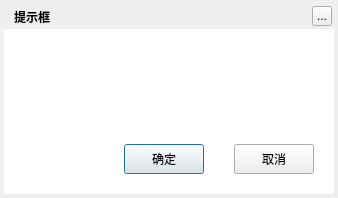
First picture: the form in TTKModule/TTKWidget/downloadUiKits/downloadmessagebox.ui, repository Greedysky/TTKDownloader, before the edit.
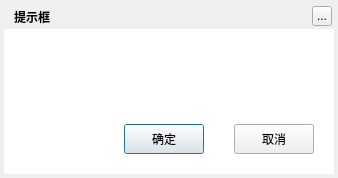
Second picture: the form after the edit.

What changed in the file:
```diff
--- a/TTKModule/TTKWidget/downloadUiKits/downloadmessagebox.ui
+++ b/TTKModule/TTKWidget/downloadUiKits/downloadmessagebox.ui
@@ -7,7 +7,7 @@
     <x>0</x>
     <y>0</y>
     <width>338</width>
-    <height>198</height>
+    <height>178</height>
    </rect>
   </property>
   <property name="windowTitle">
@@ -22,7 +22,7 @@
      <x>4</x>
      <y>4</y>
      <width>330</width>
-     <height>190</height>
+     <height>170</height>
     </rect>
    </property>
    <property name="styleSheet">
@@ -67,7 +67,7 @@
      <x>4</x>
      <y>29</y>
      <width>330</width>
-     <height>165</height>
+     <height>145</height>
     </rect>
    </property>
    <property name="styleSheet">
@@ -78,7 +78,7 @@
    <property name="geometry">
     <rect>
      <x>124</x>
-     <y>144</y>
+     <y>124</y>
      <width>80</width>
      <height>30</height>
     </rect>
@@ -91,7 +91,7 @@
    <property name="geometry">
     <rect>
      <x>234</x>
-     <y>144</y>
+     <y>124</y>
      <width>80</width>
      <height>30</height>
     </rect>
@@ -103,10 +103,10 @@
   <widget class="QLabel" name="textLabel">
    <property name="geometry">
     <rect>
-     <x>49</x>
+     <x>18</x>
      <y>39</y>
-     <width>240</width>
-     <height>95</height>
+     <width>300</width>
+     <height>75</height>
     </rect>
    </property>
    <property name="styleSheet">
```
